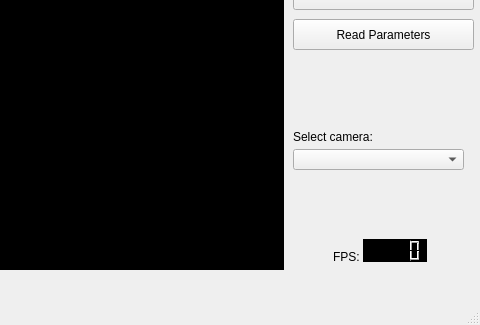
mateus558/RinoBot-System, file setparameters.ui: the form before one commit; both pictures show x 507 to 987 and y 191 to 516 of the 987 by 516 pixel window.
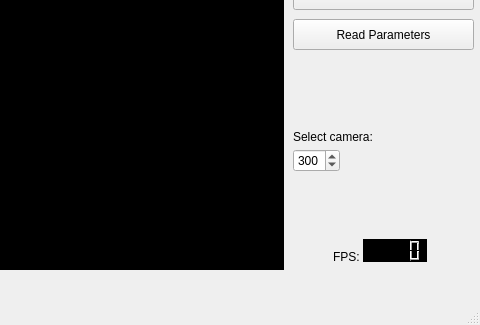
The form after the commit.

Diff of the .ui file:
```diff
--- a/setparameters.ui
+++ b/setparameters.ui
@@ -186,15 +186,21 @@
      <string>Select camera:</string>
     </property>
    </widget>
-   <widget class="QComboBox" name="camera_comboBox">
+   <widget class="QSpinBox" name="spinBox">
     <property name="geometry">
      <rect>
       <x>800</x>
       <y>340</y>
-      <width>171</width>
-      <height>21</height>
+      <width>47</width>
+      <height>23</height>
      </rect>
     </property>
+    <property name="maximum">
+     <number>1000</number>
+    </property>
+    <property name="value">
+     <number>300</number>
+    </property>
    </widget>
   </widget>
   <widget class="QStatusBar" name="statusbar"/>
```
